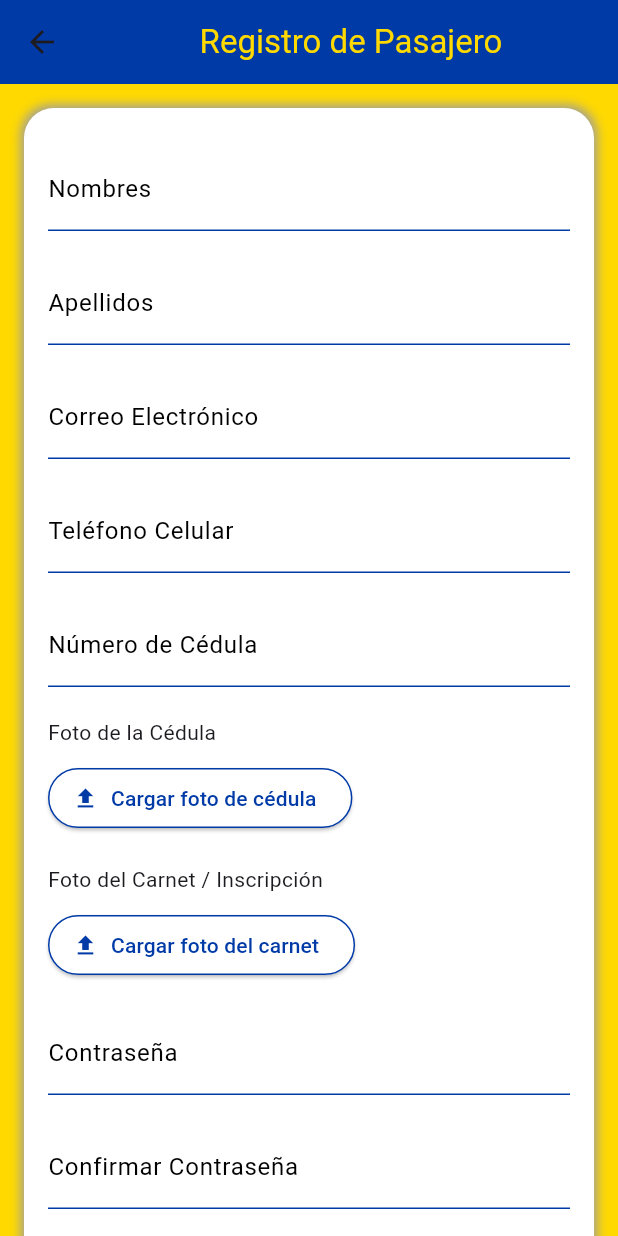
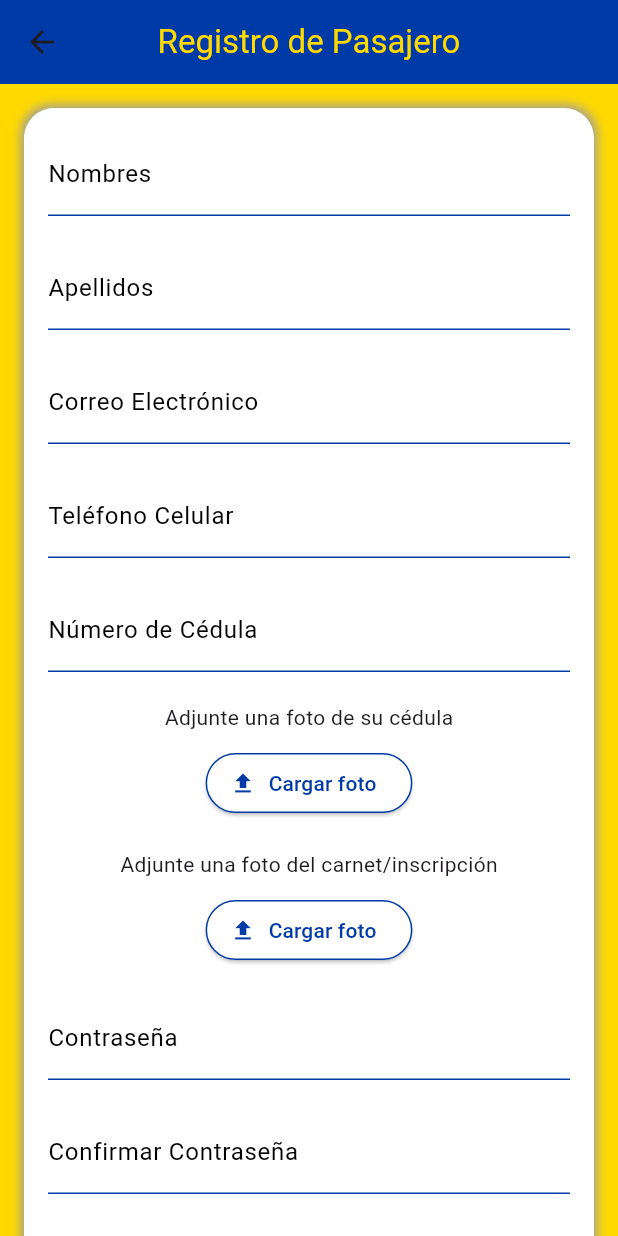
Before and after one commit to JoseL2119/ugmaventon-, a Flutter app: the RegisterPassengerPage screen opened by its route, on a phone screen of 412 x 824 dp. Run offline on Flutter 3.47's test engine with Material 3 defaults, Android fonts, the phone set to English and light mode, and no system bars; our stand-ins replace cloud_firestore, firebase_core; accounts and stored records are empty.

Commit message:
Quite el Picker
Prueben

```diff
--- a/lib/pages/register_passenger.dart
+++ b/lib/pages/register_passenger.dart
@@ -1,91 +1,211 @@
 import 'package:flutter/material.dart';
-import 'package:image_picker/image_picker.dart';
 
 class RegisterPassengerPage extends StatefulWidget {
-  const RegisterPassengerPage({super.key});
+  const RegisterPassengerPage({Key? key}) : super(key: key);
 
   @override
   State<RegisterPassengerPage> createState() => _RegisterPassengerPageState();
 }
 
 class _RegisterPassengerPageState extends State<RegisterPassengerPage> {
-  final TextEditingController nameController = TextEditingController();
-  final TextEditingController lastNameController = TextEditingController();
-  final TextEditingController emailController = TextEditingController();
-  final TextEditingController phoneController = TextEditingController();
-  final TextEditingController idController = TextEditingController();
-  final TextEditingController passwordController = TextEditingController();
-  final TextEditingController confirmPasswordController = TextEditingController();
-
-  String? idPhotoPath;
-  String? licensePhotoPath;
   bool termsAccepted = false;
 
-  final ImagePicker picker = ImagePicker();
+  // Controladores para los campos de texto
+  final TextEditingController _firstNameController = TextEditingController();
+  final TextEditingController _lastNameController = TextEditingController();
+  final TextEditingController _emailController = TextEditingController();
+  final TextEditingController _phoneController = TextEditingController();
+  final TextEditingController _idNumberController = TextEditingController();
+  final TextEditingController _passwordController = TextEditingController();
+  final TextEditingController _confirmPasswordController =
+      TextEditingController();
 
   @override
   Widget build(BuildContext context) {
     return Scaffold(
-      resizeToAvoidBottomInset: true,
       backgroundColor: const Color(0xFFFFD900),
       appBar: AppBar(
-        title: const Center(
-          child: Text(
+        title: const Text(
           "Registro de Pasajero",
           style: TextStyle(color: Color(0xFFFFD900)),
         ),
-        ),
         backgroundColor: const Color(0xFF003AA7),
+        centerTitle: true,
       ),
       body: SingleChildScrollView(
         padding: const EdgeInsets.all(16.0),
         child: Column(
-          crossAxisAlignment: CrossAxisAlignment.start,
           children: [
+            // Contenedor del formulario
             Container(
               padding: const EdgeInsets.all(16.0),
               decoration: BoxDecoration(
                 color: Colors.white,
                 borderRadius: BorderRadius.circular(20.0),
                 boxShadow: const [
-                  BoxShadow(color: Colors.grey, blurRadius: 5.0, spreadRadius: 2.0),
+                  BoxShadow(
+                    color: Colors.grey,
+                    blurRadius: 5.0,
+                    spreadRadius: 2.0,
+                  ),
                 ],
               ),
               child: Column(
-                crossAxisAlignment: CrossAxisAlignment.start,
                 children: [
-                  const SizedBox(height: 10),
-                  _buildTextField("Nombres", nameController),
-                  const SizedBox(height: 20),
-                  _buildTextField("Apellidos", lastNameController),
-                  const SizedBox(height: 20),
-                  _buildTextField("Correo Electrónico", emailController,
-                      hintText: "ejemplo@correo.com"),
-                  const SizedBox(height: 20),
-                  _buildTextField("Teléfono Celular", phoneController,
-                      hintText: "0424-5555555"),
-                  const SizedBox(height: 20),
-                  _buildTextField("Número de Cédula", idController),
-                  const SizedBox(height: 20),
-                  const Text("Foto de la Cédula"),
-                  const SizedBox(height: 10),
-                  _buildImagePickerButton(
-                    "Cargar foto de cédula",
-                    (path) => setState(() => idPhotoPath = path),
+                  // Campo: Nombres
+                  const TextField(
+                    decoration: InputDecoration(
+                      labelText: "Nombres",
+                      labelStyle: TextStyle(color: Colors.black),
+                      enabledBorder: UnderlineInputBorder(
+                        borderSide: BorderSide(color: Color(0xFF003AA7)),
+                      ),
+                      focusedBorder: UnderlineInputBorder(
+                        borderSide: BorderSide(color: Color(0xFF003AA7), width: 2),
+                      ),
+                    ),
                   ),
                   const SizedBox(height: 20),
-                  const Text("Foto del Carnet / Inscripción"),
-                  const SizedBox(height: 10),
-                  _buildImagePickerButton(
-                    "Cargar foto del carnet",
-                    (path) => setState(() => licensePhotoPath = path),
+
+                  // Campo: Apellidos
+                  const TextField(
+                    decoration: InputDecoration(
+                      labelText: "Apellidos",
+                      labelStyle: TextStyle(color: Colors.black),
+                      enabledBorder: UnderlineInputBorder(
+                        borderSide: BorderSide(color: Color(0xFF003AA7)),
+                      ),
+                      focusedBorder: UnderlineInputBorder(
+                        borderSide: BorderSide(color: Color(0xFF003AA7), width: 2),
+                      ),
+                    ),
                   ),
                   const SizedBox(height: 20),
-                  _buildTextField("Contraseña", passwordController, obscureText: true),
+
+                  // Campo: Correo electrónico
+                  const TextField(
+                    decoration: InputDecoration(
+                      labelText: "Correo Electrónico",
+                      labelStyle: TextStyle(color: Colors.black),
+                      hintText: "ejemplo@correo.com",
+                      enabledBorder: UnderlineInputBorder(
+                        borderSide: BorderSide(color: Color(0xFF003AA7)),
+                      ),
+                      focusedBorder: UnderlineInputBorder(
+                        borderSide: BorderSide(color: Color(0xFF003AA7), width: 2),
+                      ),
+                    ),
+                  ),
                   const SizedBox(height: 20),
-                  _buildTextField("Confirmar Contraseña", confirmPasswordController,
-                      obscureText: true),
+
+                  // Campo: Teléfono celular
+                  const TextField(
+                    decoration: InputDecoration(
+                      labelText: "Teléfono Celular",
+                      hintText: "Ejemplo: 0424-5555555",
+                      labelStyle: TextStyle(color: Colors.black),
+                      enabledBorder: UnderlineInputBorder(
+                        borderSide: BorderSide(color: Color(0xFF003AA7)),
+                      ),
+                      focusedBorder: UnderlineInputBorder(
+                        borderSide: BorderSide(color: Color(0xFF003AA7), width: 2),
+                      ),
+                    ),
+                  ),
                   const SizedBox(height: 20),
+
+                  // Campo: Número de cédula
+                  const TextField(
+                    decoration: InputDecoration(
+                      labelText: "Número de Cédula",
+                      labelStyle: TextStyle(color: Colors.black),
+                      enabledBorder: UnderlineInputBorder(
+                        borderSide: BorderSide(color: Color(0xFF003AA7)),
+                      ),
+                      focusedBorder: UnderlineInputBorder(
+                        borderSide: BorderSide(color: Color(0xFF003AA7), width: 2),
+                      ),
+                    ),
+                  ),
+                  const SizedBox(height: 20),
+
+                  // Botón para cargar foto de cédula
+                  const Text("Adjunte una foto de su cédula"),
+                  const SizedBox(height: 10),
+                  ElevatedButton.icon(
+                    onPressed: () {
+                      // Acción para subir foto
+                    },
+                    icon: const Icon(
+                      Icons.upload,
+                      color: Color(0xFF003AA7),
+                    ),
+                    label: const Text(
+                      "Cargar foto",
+                      style: TextStyle(color: Color(0xFF003AA7)),
+                    ),
+                    style: ElevatedButton.styleFrom(
+                      backgroundColor: Colors.white,
+                      side: const BorderSide(color: Color(0xFF003AA7)),
+                    ),
+                  ),
+                  const SizedBox(height: 20),
+
+                  // Botón para cargar foto del carnet/inscripción
+                  const Text("Adjunte una foto del carnet/inscripción"),
+                  const SizedBox(height: 10),
+                  ElevatedButton.icon(
+                    onPressed: () {
+                      // Acción para subir foto
+                    },
+                    icon: const Icon(
+                      Icons.upload,
+                      color: Color(0xFF003AA7),
+                    ),
+                    label: const Text(
+                      "Cargar foto",
+                      style: TextStyle(color: Color(0xFF003AA7)),
+                    ),
+                    style: ElevatedButton.styleFrom(
+                      backgroundColor: Colors.white,
+                      side: const BorderSide(color: Color(0xFF003AA7)),
+                    ),
+                  ),
+                  const SizedBox(height: 20),
+
+                  // Campo: Contraseña
+                  const TextField(
+                    obscureText: true,
+                    decoration: InputDecoration(
+                      labelText: "Contraseña",
+                      labelStyle: TextStyle(color: Colors.black),
+                      enabledBorder: UnderlineInputBorder(
+                        borderSide: BorderSide(color: Color(0xFF003AA7)),
+                      ),
+                      focusedBorder: UnderlineInputBorder(
+                        borderSide: BorderSide(color: Color(0xFF003AA7), width: 2),
+                      ),
+                    ),
+                  ),
+                  const SizedBox(height: 20),
+
+                  // Campo: Confirmación de contraseña
+                  const TextField(
+                    obscureText: true,
+                    decoration: InputDecoration(
+                      labelText: "Confirmar Contraseña",
+                      labelStyle: TextStyle(color: Colors.black),
+                      enabledBorder: UnderlineInputBorder(
+                        borderSide: BorderSide(color: Color(0xFF003AA7)),
+                      ),
+                      focusedBorder: UnderlineInputBorder(
+                        borderSide: BorderSide(color: Color(0xFF003AA7), width: 2),
+                      ),
+                    ),
+                  ),
+                  const SizedBox(height: 20),
+
+                  // Aceptar términos
                   Row(
                     children: [
                       Checkbox(
@@ -96,27 +216,30 @@ class _RegisterPassengerPageState extends State<RegisterPassengerPage> {
                           });
                         },
                         activeColor: const Color(0xFF003AA7),
-                        checkColor: const Color(0xFFFFD900),
-                        side: const BorderSide(color: Color(0xFF003AA7)),
                       ),
                       const Expanded(
-                        child: Text("Acepto términos y condiciones"),
+                        child: Text("Acepto los términos y condiciones"),
                       ),
                     ],
                   ),
                 ],
               ),
             ),
+
             const SizedBox(height: 20),
-            Center(
-              child: ElevatedButton(
-                onPressed: _validateForm,
+
+            // Botón "Continuar"
+            ElevatedButton(
+              onPressed: termsAccepted
+                  ? () {
+                      // Acción al continuar
+                    }
+                  : null,
               child: const Text("Continuar"),
               style: ElevatedButton.styleFrom(
                 backgroundColor: const Color(0xFF003AA7),
-                  foregroundColor: const Color(0xFFFAFAFA),
                 disabledBackgroundColor: const Color(0xFF6D8DC7),
-                ),
+                foregroundColor: const Color(0xFFFFFFFF),
               ),
             ),
           ],
@@ -124,78 +247,4 @@ class _RegisterPassengerPageState extends State<RegisterPassengerPage> {
       ),
     );
   }
-
-  Widget _buildTextField(String label, TextEditingController controller,
-      {String? hintText, bool obscureText = false}) {
-    return TextField(
-      controller: controller,
-      obscureText: obscureText,
-      decoration: InputDecoration(
-        labelText: label,
-        hintText: hintText,
-        labelStyle: const TextStyle(color: Colors.black),
-        enabledBorder: const UnderlineInputBorder(
-          borderSide: BorderSide(color: Color(0xFF003AA7)),
-        ),
-        focusedBorder: const UnderlineInputBorder(
-          borderSide: BorderSide(color: Color(0xFF003AA7), width: 2),
-        ),
-      ),
-    );
 }
-
-  Widget _buildImagePickerButton(String label, Function(String?) onImagePicked) {
-    return ElevatedButton.icon(
-      onPressed: () async {
-        final pickedFile = await picker.pickImage(source: ImageSource.gallery);
-        onImagePicked(pickedFile?.path);
-      },
-      icon: const Icon(
-        Icons.upload,
-        color: Color(0xFF003AA7),
-      ),
-      label: Text(
-        label,
-        style: const TextStyle(color: Color(0xFF003AA7)),
-      ),
-      style: ElevatedButton.styleFrom(
-        backgroundColor: Colors.white,
-        side: const BorderSide(color: Color(0xFF003AA7)),
-      ),
-    );
-  }
-
-  void _validateForm() {
-    if (nameController.text.isEmpty ||
-        lastNameController.text.isEmpty ||
-        emailController.text.isEmpty ||
-        phoneController.text.isEmpty ||
-        idController.text.isEmpty ||
-        passwordController.text.isEmpty ||
-        confirmPasswordController.text.isEmpty ||
-        idPhotoPath == null ||
-        licensePhotoPath == null) {
-      _showMessage("Por favor, complete todos los campos.");
-      return;
-    }
-
-    if (passwordController.text != confirmPasswordController.text) {
-      _showMessage("Las contraseñas no coinciden.");
-      return;
-    }
-
-    if (!termsAccepted) {
-      _showMessage("Debe aceptar los términos y condiciones.");
-      return;
-    }
-
-    // Acción después de validar correctamente
-    _showMessage("Registro exitoso.");
-  }
-
-  void _showMessage(String message) {
-    ScaffoldMessenger.of(context).showSnackBar(
-      SnackBar(content: Text(message)),
-    );
-  }
-}
--- a/pubspec.yaml
+++ b/pubspec.yaml
@@ -38,7 +38,6 @@ dependencies:
   firebase_core: ^3.8.0
   cloud_firestore: ^5.5.0
   crypto: ^3.0.6
-  image_picker: ^0.8.8+7
 
 dev_dependencies:
   flutter_test:
```
Also changed, not shown: pubspec.lock, 5 other files. Lines whose indentation alone changed are shown as unchanged.
